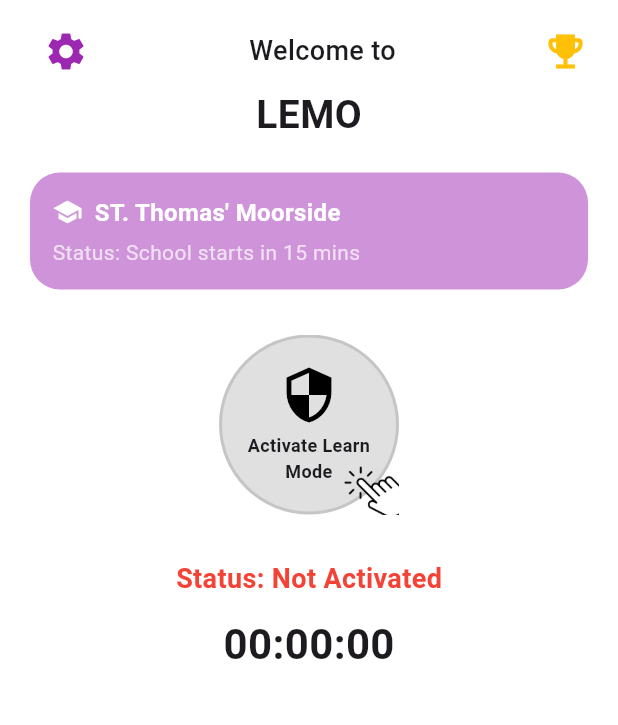
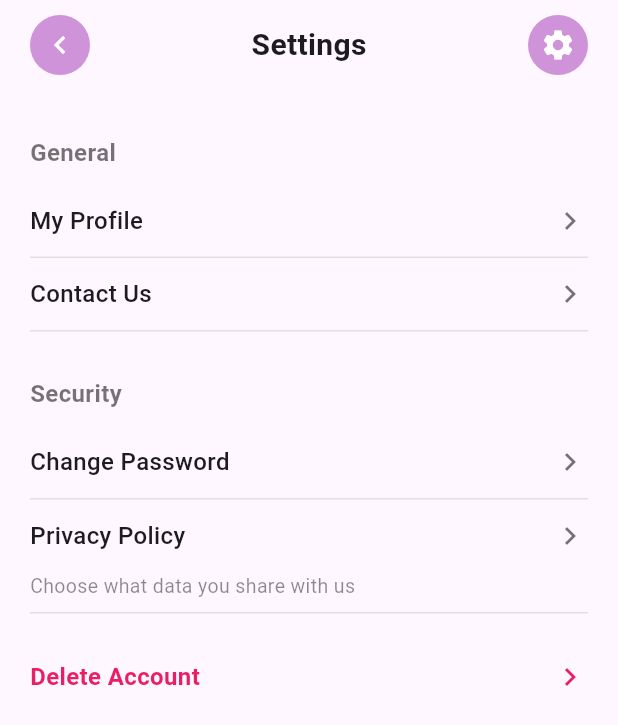
Before and after one commit to Earbaj/test_repo, a Flutter app: the Dashboardscreen screen opened directly, after a tap on the "settings" icon, on a phone screen of 412 x 824 dp. Shown: the top 725 px of the screen. Run offline on Flutter 3.47's test engine with Material 3 defaults, Android fonts, the phone set to English and light mode, and no system bars; our stand-ins replace smooth_page_indicator; missing offline and left inert: mobile_scanner.

Commit message:
add settings page

```diff
--- a/lib/dashboardScreen.dart
+++ b/lib/dashboardScreen.dart
@@ -1,4 +1,5 @@
 import 'package:flutter/material.dart';
+import 'package:untitled/settingsPage.dart';
 
 class Dashboardscreen extends StatefulWidget {
   const Dashboardscreen({super.key});
@@ -23,7 +24,13 @@ class _DashboardscreenState extends State<Dashboardscreen> {
                 children: [
                   IconButton(
                     icon: Icon(Icons.settings, color: Colors.purple, size: 30),
-                    onPressed: () {},
+                    onPressed: () {
+                      //Go to settings page
+                      Navigator.pushReplacement(
+                        context,
+                        MaterialPageRoute(builder: (context) => const Settingspage()),
+                      );
+                    },
                   ),
                   Text(
                     "Welcome to",
--- /dev/null
+++ b/lib/settingsPage.dart
@@ -0,0 +1,143 @@
+import 'package:flutter/material.dart';
+
+class Settingspage extends StatefulWidget {
+  const Settingspage({super.key});
+
+  @override
+  State<Settingspage> createState() => _SettingspageState();
+}
+
+class _SettingspageState extends State<Settingspage> {
+  @override
+  Widget build(BuildContext context) {
+    return Scaffold(
+      //backgroundColor: Colors.white,
+      body: SafeArea(
+        child: Padding(
+          padding: const EdgeInsets.symmetric(horizontal: 20, vertical: 10),
+          child: Column(
+            crossAxisAlignment: CrossAxisAlignment.start,
+            children: [
+              // AppBar Section
+              Row(
+                mainAxisAlignment: MainAxisAlignment.spaceBetween,
+                children: [
+                  _circularButton(Icons.chevron_left, () {
+                    Navigator.pop(context);
+                  }),
+                  Text(
+                    "Settings",
+                    style: TextStyle(fontSize: 20, fontWeight: FontWeight.bold),
+                  ),
+                  _circularButton(Icons.settings, () {
+                    // Settings Action
+                  }),
+                ],
+              ),
+              SizedBox(height: 30),
+
+              // General Section
+              _sectionTitle("General"),
+              _settingsItem("My Profile"),
+              _settingsItem("Contact Us"),
+              SizedBox(height: 20),
+
+              // Security Section
+              _sectionTitle("Security"),
+              _settingsItem("Change Password"),
+              _settingsItem("Privacy Policy", subtitle: "Choose what data you share with us"),
+              SizedBox(height: 20),
+
+              // Delete Account Button
+              GestureDetector(
+                onTap: () {
+                  // Delete Account Action
+                },
+                child: Padding(
+                  padding: const EdgeInsets.symmetric(vertical: 10),
+                  child: Row(
+                    children: [
+                      Text(
+                        "Delete Account",
+                        style: TextStyle(
+                          color: Colors.pink,
+                          fontSize: 16,
+                          fontWeight: FontWeight.bold,
+                        ),
+                      ),
+                      Spacer(),
+                      Icon(Icons.chevron_right, color: Colors.pink),
+                    ],
+                  ),
+                ),
+              ),
+            ],
+          ),
+        ),
+      ),
+    );
+  }
+
+  // Circular Button Widget
+  Widget _circularButton(IconData icon, VoidCallback onPressed) {
+    return InkWell(
+      onTap: onPressed,
+      child: Container(
+        width: 40,
+        height: 40,
+        decoration: BoxDecoration(
+          color: Colors.purple.shade200,
+          shape: BoxShape.circle,
+        ),
+        child: Icon(icon, color: Colors.white),
+      ),
+    );
+  }
+
+  // Section Title Widget
+  Widget _sectionTitle(String title) {
+    return Padding(
+      padding: const EdgeInsets.symmetric(vertical: 10),
+      child: Text(
+        title,
+        style: TextStyle(fontSize: 16, fontWeight: FontWeight.bold, color: Colors.black54),
+      ),
+    );
+  }
+
+  // Settings Item Widget
+  Widget _settingsItem(String title, {String? subtitle}) {
+    return Column(
+      crossAxisAlignment: CrossAxisAlignment.start,
+      children: [
+        InkWell(
+          onTap: () {
+            // Navigate to respective screen
+          },
+          child: Padding(
+            padding: const EdgeInsets.symmetric(vertical: 12),
+            child: Row(
+              children: [
+                Text(
+                  title,
+                  style: TextStyle(fontSize: 16, fontWeight: FontWeight.w500),
+                ),
+                Spacer(),
+                Icon(Icons.chevron_right, color: Colors.black54),
+              ],
+            ),
+          ),
+        ),
+        if (subtitle != null)
+          Padding(
+            padding: const EdgeInsets.only(bottom: 8),
+            child: Text(
+              subtitle,
+              style: TextStyle(fontSize: 13, color: Colors.black45),
+            ),
+          ),
+        Divider(height: 1, color: Colors.grey.shade300),
+      ],
+    );
+  }
+}
```
